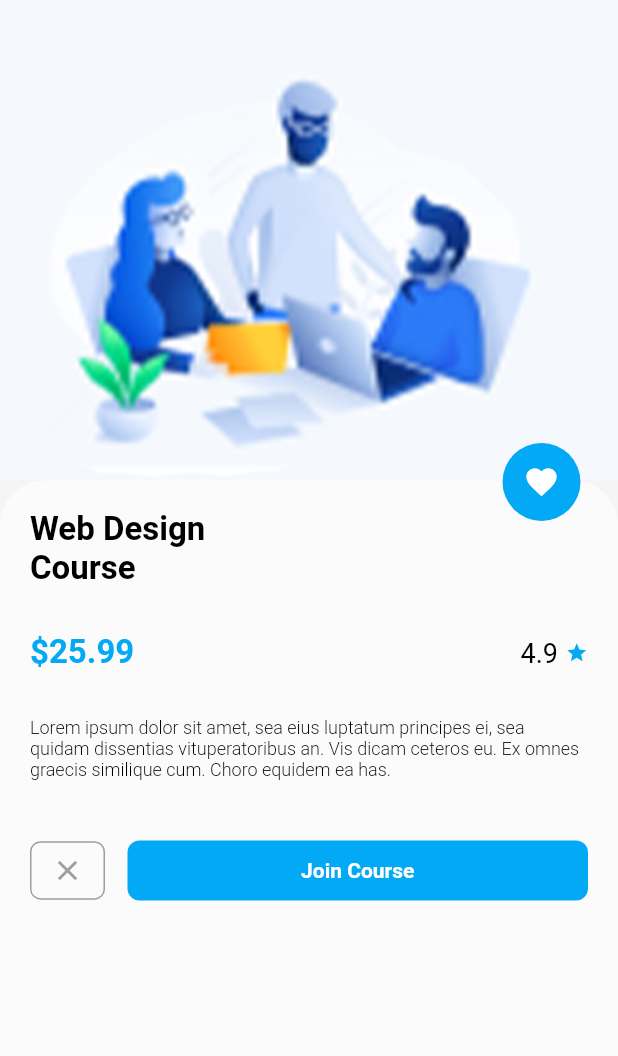
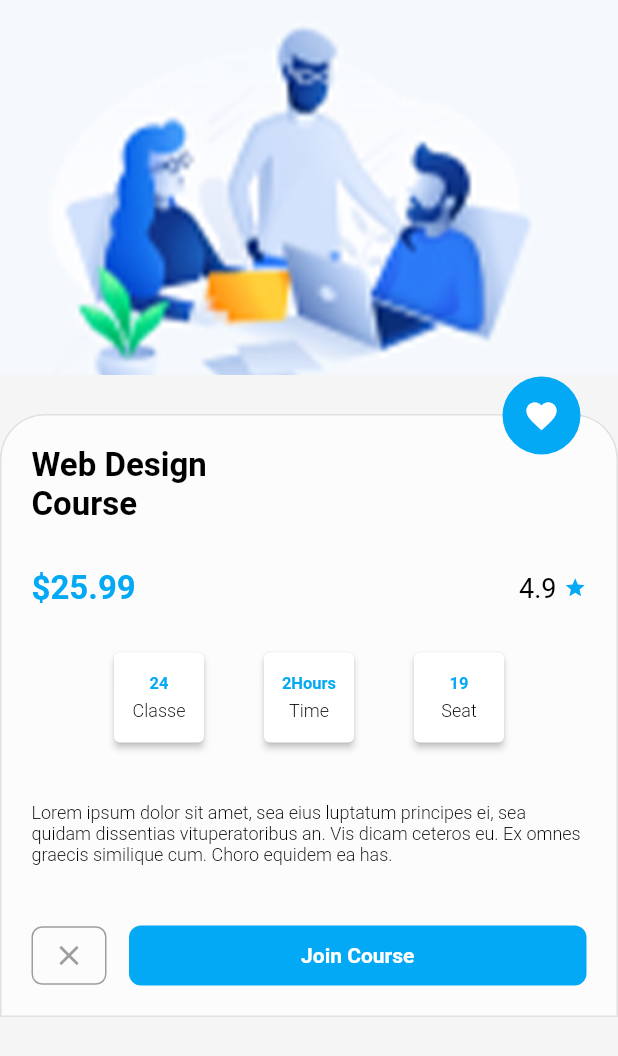
Before and after one commit to mohamedsamirmohamedsalem/ui_task, a Flutter app: the screen it shows after launch, on a phone screen of 412 x 824 dp. Shown: the top 1056 px of the screen. Run offline on Flutter 3.47's test engine with Material 2 defaults, Android fonts, the phone set to English and light mode, and no system bars.

Commit message:
design has been finished

```diff
--- a/lib/CourseDesignDetails/view/CourseCardDetails.dart
+++ b/lib/CourseDesignDetails/view/CourseCardDetails.dart
@@ -18,9 +18,15 @@ class _CourseCardDetailsState extends State<CourseCardDetails> {
   final String cost = "\$25.99";
   final String rating = "4.9";
   final String joinCourseText = "Join Course";
+  final String classe = "Classe";
+  final String seat = "Seat";
+  final String time = "Time";
+
+  // MARK:- UI Layer
   @override
   Widget build(BuildContext context) {
     return Container(
+      height: MediaQuery.of(context).size.height,
       color: Colors.grey[100],
       child: Stack(
         alignment: Alignment.topLeft,
@@ -32,57 +38,61 @@ class _CourseCardDetailsState extends State<CourseCardDetails> {
     );
   }
 
-  // MARK:- UI Layer
-
-  Image buildTopImage() {
-    return Image(
-      height: MediaQuery.of(context).size.height / DIMEN_3 + DIMEN_45,
+  Container buildTopImage() {
+    return Container(
+      color: Colors.white,
+      child: Image(
+        height: 250,
         fit: BoxFit.cover,
         image: AssetImage(INTERFACE4),
         width: MediaQuery.of(context).size.width,
+      ),
     );
   }
 
-  Positioned buildBottomSection() {
-    return Positioned.fill(
-      top: MediaQuery.of(context).size.height / 2.8,
+  Widget buildBottomSection() {
+    return SingleChildScrollView(
+      child: Container(
+        color: Colors.transparent,
+        padding: EdgeInsets.only(top: 250),
         child: Stack(
           alignment: Alignment.topLeft,
           children: <Widget>[
             Container(
               margin: EdgeInsets.only(top: DIMEN_26),
               padding:
-                EdgeInsets.symmetric(horizontal: DIMEN_20, vertical: DIMEN_20),
+                  EdgeInsets.fromLTRB(DIMEN_20, DIMEN_20, DIMEN_20, DIMEN_0),
               decoration: kBoxDecorationSide20,
-            child: buildListOfTitles(),
+              child: buildListOfDetails(),
             ),
             buildFavoriteCircleAvatar(),
           ],
         ),
+      ),
     );
   }
 
-  Widget buildListOfTitles() {
+  Widget buildListOfDetails() {
     return Column(
       mainAxisAlignment: MainAxisAlignment.start,
       crossAxisAlignment: CrossAxisAlignment.start,
       mainAxisSize: MainAxisSize.max,
       children: <Widget>[
-        Text(
-          webDesign,
-          style: kMainHeaderBlackTextStyle,
-        ),
-        Text(
-          course,
-          style: kMainHeaderBlackTextStyle,
-        ),
+        buildSingleText(text: webDesign, style: kMainHeaderBlackTextStyle),
+        buildSingleText(text: course, style: kMainHeaderBlackTextStyle),
         moneyAndRatingRow(),
-        Text(
-          courseDetailsText,
-          style: ksubHeaderBlackTextStyle,
-        ),
+        buildCourseDetailsCard(),
+        buildSingleText(
+            text: courseDetailsText, style: ksubHeaderBlackTextStyle),
         buildBottomButtons(),
       ],
+    );
+  }
+
+  Text buildSingleText({String text, TextStyle style}) {
+    return Text(
+      text,
+      style: style,
     );
   }
 
@@ -136,9 +146,52 @@ class _CourseCardDetailsState extends State<CourseCardDetails> {
     );
   }
 
+  Widget buildSingleCard({String upText, String downText}) {
+    return Card(
+      color: Colors.white,
+      margin: EdgeInsets.fromLTRB(DIMEN_20, DIMEN_0, DIMEN_20, DIMEN_40),
+      elevation: DIMEN_2,
+      child: Container(
+        width: DIMEN_60,
+        height: DIMEN_60,
+        child: Column(
+          mainAxisAlignment: MainAxisAlignment.center,
+          crossAxisAlignment: CrossAxisAlignment.center,
+          mainAxisSize: MainAxisSize.max,
+          children: <Widget>[
+            Text(
+              upText,
+              style: ksubHeaderBlueTextStyle,
+            ),
+            SizedBox(
+              height: DIMEN_5,
+            ),
+            Text(
+              downText,
+              style: ksubHeaderBlackTextStyle,
+            ),
+          ],
+        ),
+      ),
+    );
+  }
+
+  Widget buildCourseDetailsCard() {
+    return Row(
+      mainAxisAlignment: MainAxisAlignment.center,
+      crossAxisAlignment: CrossAxisAlignment.center,
+      mainAxisSize: MainAxisSize.max,
+      children: <Widget>[
+        buildSingleCard(upText: "24", downText: classe),
+        buildSingleCard(upText: "2Hours", downText: time),
+        buildSingleCard(upText: "19", downText: seat),
+      ],
+    );
+  }
+
   Widget buildBottomButtons() {
     return Padding(
-      padding: EdgeInsets.symmetric(vertical: DIMEN_40),
+      padding: EdgeInsets.only(top: DIMEN_40, bottom: DIMEN_20),
       child: Row(
         mainAxisAlignment: MainAxisAlignment.start,
         crossAxisAlignment: CrossAxisAlignment.center,
--- a/lib/resources/constants.dart
+++ b/lib/resources/constants.dart
@@ -4,7 +4,8 @@ import 'package:flutter/material.dart';
 import 'Dimens.dart';
 
 BoxDecoration kBoxDecorationSide20 = BoxDecoration(
-  color: Colors.white60,
+  color: Colors.white70,
+  border: Border.all(color: Colors.grey[300]),
   borderRadius: BorderRadius.only(
       topRight: Radius.circular(DIMEN_30), topLeft: Radius.circular(DIMEN_30)),
 );
--- a/lib/resources/styles.dart
+++ b/lib/resources/styles.dart
@@ -37,7 +37,7 @@ TextStyle kmeduimBlackTextStyle = TextStyle(
 
 TextStyle ksubHeaderBlueTextStyle = TextStyle(
   color: Colors.lightBlue,
-  fontSize: DIMEN_14,
+  fontSize: DIMEN_11,
   fontWeight: FontWeight.w600,
   fontFamily: "Roboto",
   decoration: TextDecoration.none,
```
Lines whose indentation alone changed are shown as unchanged.
